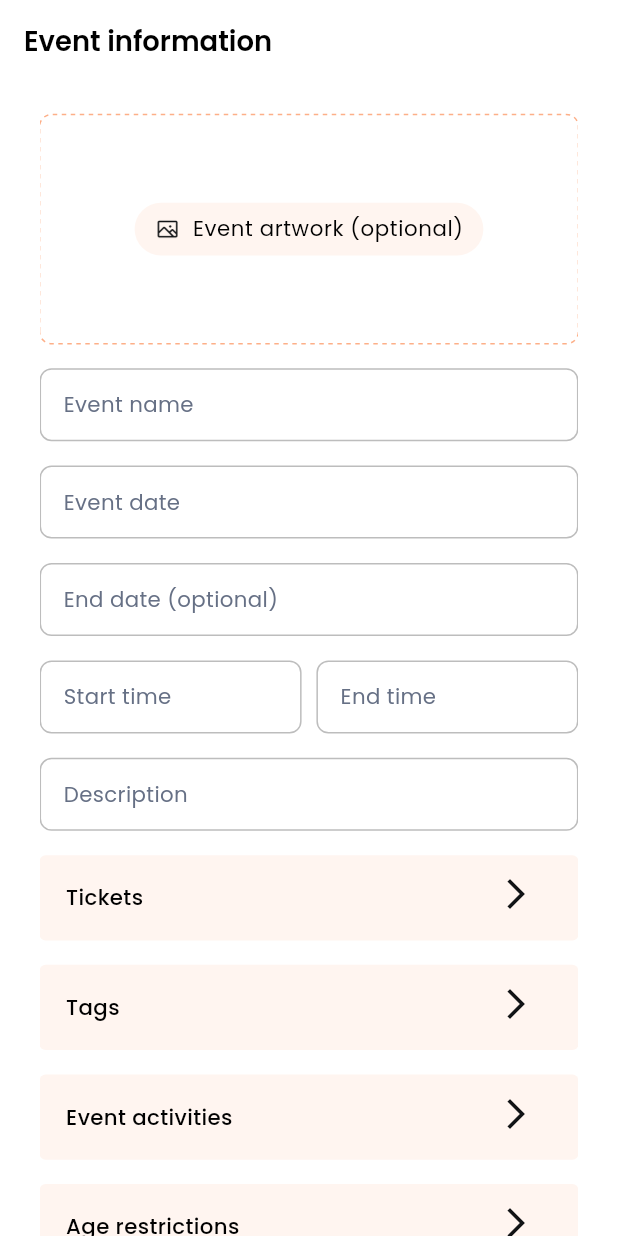
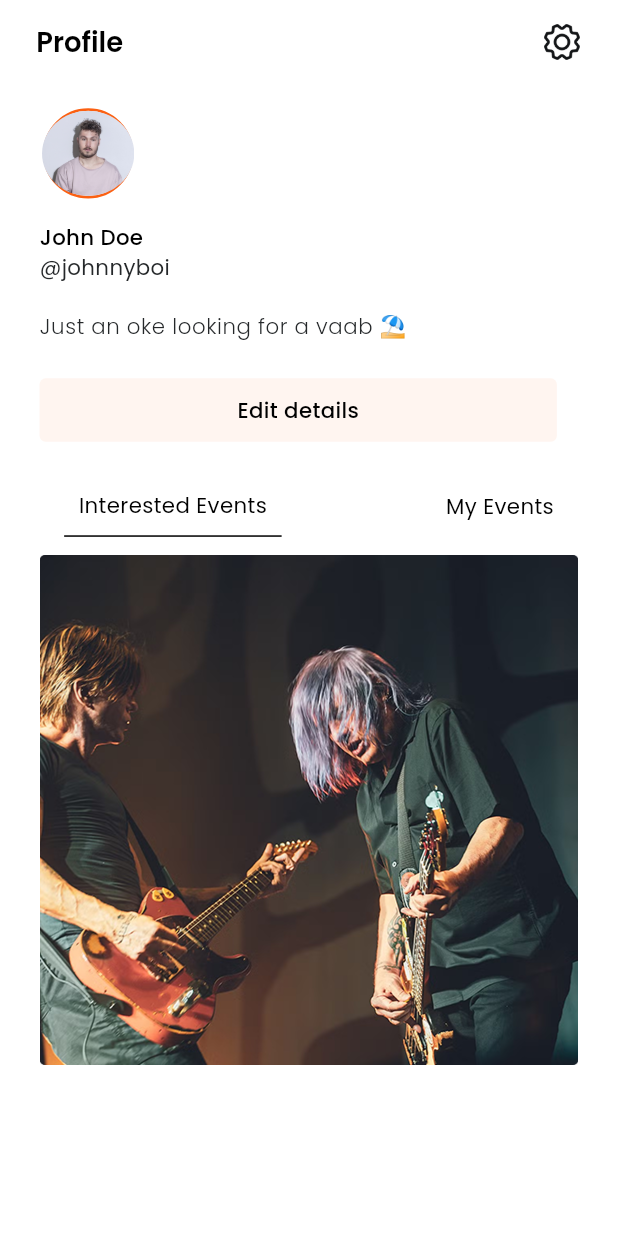
Before and after one commit to backbencherstudio/scout_flutter_app, a Flutter app: the screen it shows after launch, on a phone screen of 412 x 824 dp. Run offline on Flutter 3.47's test engine with Material 3 defaults, Android fonts, the phone set to English and light mode, and no system bars; drawn by our look-alikes of dotted_border; our stand-ins replace flutter_screenutil, google_fonts, permission_handler.

Commit message:
update code

```diff
--- a/lib/main.dart
+++ b/lib/main.dart
@@ -8,6 +8,7 @@ import 'package:scout_app/view/event_create_screen/event_create_screen.dart';
 
 import 'package:scout_app/view/event_details_screen/event_details_screen.dart';
 import 'package:scout_app/view/home_screen/home_screen.dart';
+import 'package:scout_app/view/profile_screen/screen/profile_screen.dart';
 import 'package:scout_app/view_model/event_details_Screen_provider.dart';
 import 'package:scout_app/view/splash_Screen/Splash_Screen.dart';
 import 'package:scout_app/view_model/homeScreenProvider.dart';
@@ -127,7 +128,7 @@ class MyApp extends StatelessWidget {
                 ),
               ),
               debugShowCheckedModeBanner: false,
-              initialRoute: RouteName.eventCreateScreen,
+              initialRoute: RouteName.profileScreen,
               routes: {
                // '/': (context) => SplashScreen(),
                 // RouteName.loginScreen: (context) => LoginScreen(),
@@ -136,7 +137,7 @@ class MyApp extends StatelessWidget {
                 // RouteName.SignUp3: (context) => SignUp3(),
                 // RouteName.homeScreen: (context) => HomeScreen(),
                 // RouteName.eventDetailsScreen: (context) => EventDetailsScreen(),
-                RouteName.eventCreateScreen: (context) => EventCreateScreen(),
+                RouteName.profileScreen: (context) => ProfileScreen(),
               });
         },
       ),
--- /dev/null
+++ b/lib/view/profile_screen/screen/profile_screen.dart
@@ -0,0 +1,148 @@
+import 'package:flutter/material.dart';
+import 'package:flutter_screenutil/flutter_screenutil.dart';
+import 'package:scout_app/view/profile_setting_screen/screens/profile_setting_screen.dart';
+import '../widget/event_tab_widget.dart';
+
+class ProfileScreen extends StatelessWidget {
+  const ProfileScreen({super.key});
+
+  @override
+  Widget build(BuildContext context) {
+    return Scaffold(
+      appBar: AppBar(
+        backgroundColor: Colors.white,
+        elevation: 0,
+        titleSpacing: 0, // Ensures alignment from the left
+        title: Padding(
+          padding: EdgeInsets.symmetric(horizontal: 22.w),
+          child: Row(
+            children: [
+              Text(
+                "Profile",
+                style: Theme.of(context).textTheme.titleLarge?.copyWith(
+                  fontWeight: FontWeight.w600,
+                  color: Colors.black,
+                ),
+              ),
+              Spacer(),
+              GestureDetector(
+                onTap: (){
+                  Navigator.push(context, MaterialPageRoute(builder: (context)=>ProfileSettingScreen()));
+                },
+                child: Image.asset(
+                  "assets/icons/setting.png",
+                  height: 24.h,
+                  width: 24.w,
+                ),
+              ),
+            ],
+          ),
+        ),
+      ),
+      body: Padding(
+        padding: EdgeInsets.symmetric(horizontal: 24.w),
+        child: SingleChildScrollView(
+          child: Column(
+            crossAxisAlignment:
+            CrossAxisAlignment.start, // Aligns all text to the left
+            children: [
+              SizedBox(height: 16.h),
+
+              // Profile Image
+              Container(
+                decoration: BoxDecoration(
+
+                ),
+                child: Column(
+                  crossAxisAlignment: CrossAxisAlignment.start,
+                  children: [
+                    Container(
+                      decoration: BoxDecoration(
+                        shape: BoxShape.circle,
+                        border: Border.all(color: Color(0xFFFB6012), width: 1.5.w),
+                      ),
+                      child: ClipOval(
+                        child: Image.asset(
+                          "assets/images/event/event_02.png",
+                          width: 56.0.w,
+                          height: 56.0.h,
+                          fit: BoxFit.cover,
+                          errorBuilder: (context, error, stackTrace) {
+                            return Icon(
+                              Icons.account_circle,
+                              color: Colors.grey,
+                              size: 56.0.r,
+                            );
+                          },
+                        ),
+                      ),
+                    ),
+
+                    SizedBox(height: 16.h),
+
+                    // User Info
+                    Text(
+                      "John Doe",
+                      style: Theme.of(context).textTheme.bodyMedium?.copyWith(
+                        color: Color(0xff000000),
+                        fontWeight: FontWeight.w500,
+                        fontSize: 14.sp,
+                      ),
+                    ),
+                    Text(
+                      "@johnnyboi",
+                      style: Theme.of(context).textTheme.bodyMedium?.copyWith(
+                        color: Color(0xff25282A),
+                        fontSize: 14.sp,
+                        fontWeight: FontWeight.w400,
+                      ),
+                    ),
+                    SizedBox(height: 20.h),
+
+                    Text(
+                      "Just an oke looking for a vaab ⛱️",
+                      style: Theme.of(context).textTheme.bodySmall?.copyWith(
+                        color: Color(0xff25282A),
+                        fontSize: 14.sp,
+                        fontWeight: FontWeight.w300,
+                      ),
+                    ),
+
+                    SizedBox(height: 24.h),
+                    Container(
+                      decoration: BoxDecoration(
+                        borderRadius: BorderRadius.circular(4.r),
+                        color: Color(0xffFFF5F0),
+                      ),
+                      child: Padding(
+                        padding: EdgeInsets.symmetric(horizontal: 120.w, vertical: 11.h),
+                        child:
+                        GestureDetector(onTap: () {}, child: Text("Edit details",style: Theme.of(context).textTheme.bodyMedium?.copyWith(
+                            color: Color(0xff000000),
+                            fontWeight: FontWeight.w500,
+                            fontSize: 14.sp
+                        ),)),
+                      ),
+                    ),
+
+                  ],
+                ),
+              ),
+
+
+              SizedBox(height: 20.h),
+
+
+
+              // Ensure this section has a fixed height
+              SizedBox(
+                height: 400.h, // Adjust height as needed
+                child: EventsScreen(),
+              ),
+            ],
+          ),
+        ),
+      ),
+    );
+  }
+}
--- /dev/null
+++ b/lib/view/profile_screen/widget/event_tab_widget.dart
@@ -0,0 +1,127 @@
+import 'package:flutter/material.dart';
+import 'package:flutter_screenutil/flutter_screenutil.dart';
+
+class EventsScreen extends StatefulWidget {
+  const EventsScreen({super.key});
+
+  @override
+  _EventsScreenState createState() => _EventsScreenState();
+}
+
+class _EventsScreenState extends State<EventsScreen> {
+  bool showAllEvents =
+      true;
+
+  final List<Map<String, String>> intEvents = [
+    {'image': 'assets/images/event/event.png'},
+  ];
+
+  final List<Map<String, String>> myEvents = [
+    {'image': 'assets/images/event/event_01.png'},
+  ];
+
+  @override
+  Widget build(BuildContext context) {
+    return Scaffold(
+      body: Column(
+        children: [
+          // Custom Tabs
+          Container(
+            padding: EdgeInsets.symmetric(vertical: 12),
+            decoration: BoxDecoration(
+              color: Colors.transparent,
+              borderRadius: BorderRadius.circular(10),
+            ),
+            child: Row(
+              mainAxisAlignment: MainAxisAlignment.spaceAround,
+              crossAxisAlignment: CrossAxisAlignment.center,
+              children: [
+                // All Events Tab
+                GestureDetector(
+                  onTap: () {
+                    setState(() {
+                      showAllEvents = true;
+                    });
+                  },
+                  child: Column(
+                    mainAxisAlignment: MainAxisAlignment.spaceEvenly,
+                    children: [
+                      Text(
+                        "Interested Events",
+                        style: Theme.of(context).textTheme.bodyMedium?.copyWith(
+                            color: Color(0xff000000),
+                            fontSize: 14.sp,
+                            fontWeight: FontWeight.w400),
+                      ),
+                      SizedBox(height: 10), // Gap before the underline
+                      if (showAllEvents)
+                        Container(
+                          width: 145, // Adjust width based on text size
+                          height: 1, // Underline thickness (10px)
+                          color: Colors.black, // Underline color
+                        ),
+                    ],
+                  ),
+                ),
+                SizedBox(width: 40.w), // Spacing between tabs
+                // My Events Tab
+                GestureDetector(
+                  onTap: () {
+                    setState(() {
+                      showAllEvents = false;
+                    });
+                  },
+                  child: Column(
+                    mainAxisSize: MainAxisSize.min,
+                    children: [
+                      Text(
+                        "My Events",
+                        style: Theme.of(context).textTheme.bodyMedium?.copyWith(
+                            color: Color(0xff000000),
+                            fontSize: 14.sp,
+                            fontWeight: FontWeight.w400),
+                      ),
+                      SizedBox(height: 10), // Gap before the underline
+                      if (!showAllEvents)
+                        Container(
+                          width: 100, // Adjust width based on text size
+                          height: 1, // Underline thickness (10px)
+                          color: Colors.black, // Underline color
+                        ),
+                    ],
+                  ),
+                ),
+              ],
+            ),
+          ),
+
+          // Event List
+          Expanded(
+            child: EventList(events: showAllEvents ? intEvents : myEvents),
+          ),
+        ],
+      ),
+    );
+  }
+}
+
+class EventList extends StatelessWidget {
+  final List<Map<String, String>> events;
+
+  EventList({required this.events});
+
+  @override
+  Widget build(BuildContext context) {
+    return ListView.builder(
+      itemCount: events.length,
+      itemBuilder: (context, index) {
+        return Container(
+          decoration: BoxDecoration(
+
+          ),child:  Image.asset(events[index]['image'] ?? ''),
+
+        );
+      },
+    );
+  }
+}
```
Also changed, not shown: assets/icons/setting.png (added), assets/images/event/event.png (added).
